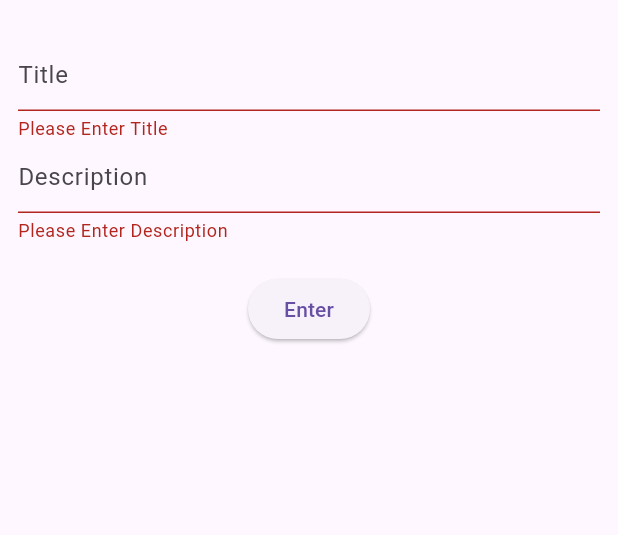
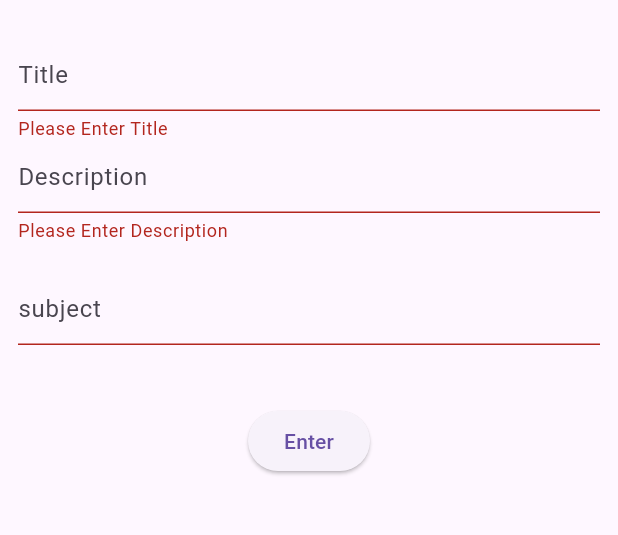
Before and after one commit to MIR-RIAZUL/to_do, a Flutter app: the AddNewToDoScreen screen opened directly, after a tap on "Enter", on a phone screen of 412 x 824 dp, the part 63-598 px from its top. Run offline on Flutter 3.47's test engine with Material 3 defaults, Android fonts, the phone set to English and light mode, and no system bars.

Commit message:
app bar color and new another subject textfield

```diff
--- a/lib/HomeScreen.dart
+++ b/lib/HomeScreen.dart
@@ -17,8 +17,12 @@ class _Home_ScreenState extends State<Home_Screen> {
   Widget build(BuildContext context) {
     return  Scaffold(
       appBar: AppBar(
-        title: Text("To Do"),
+        backgroundColor: Colors.teal,
+        centerTitle: true,
+        title: Text("Daily routine"),
       ),
+
+
       body: ListView.builder(
           itemCount:todoList.length,
           itemBuilder: (context, index) {
--- a/lib/add_new_to_do_screen.dart
+++ b/lib/add_new_to_do_screen.dart
@@ -1,4 +1,3 @@
-
 import 'package:flutter/material.dart';
 
 import 'to do.dart';
@@ -11,22 +10,18 @@ class AddNewToDoScreen extends StatefulWidget {
 }
 
 class _AddNewToDoScreenState extends State<AddNewToDoScreen> {
+  //this is for control title and description
+  final TextEditingController titleController = TextEditingController();
+  final TextEditingController descriptionController = TextEditingController();
+  final TextEditingController subjectController = TextEditingController();
 
-  //this is for control title and description
-  final TextEditingController titleController=TextEditingController();
-  final TextEditingController descriptionController=TextEditingController();
-
-  final GlobalKey<FormState>formkey=GlobalKey<FormState>();
-
-
+  final GlobalKey<FormState> formkey = GlobalKey<FormState>();
 
   @override
   Widget build(BuildContext context) {
-    return  Scaffold(
-      appBar: AppBar(
-        title: Text("Add New To Do"),
-      ),
-      body:Padding(
+    return Scaffold(
+      appBar: AppBar(title: Text("Add New To Do")),
+      body: Padding(
         padding: const EdgeInsets.all(12.0),
         child: Form(
           key: formkey,
@@ -34,11 +29,9 @@ class _AddNewToDoScreenState extends State<AddNewToDoScreen> {
             children: [
               TextFormField(
                 controller: titleController,
-                decoration: InputDecoration(
-                  hintText: "Title",
-                ),
-                validator: (value){
-                  if(value!.isEmpty){
+                decoration: InputDecoration(hintText: "Title"),
+                validator: (value) {
+                  if (value!.isEmpty) {
                     return "Please Enter Title";
                   }
                   return null;
@@ -46,30 +39,47 @@ class _AddNewToDoScreenState extends State<AddNewToDoScreen> {
               ),
               TextFormField(
                 controller: descriptionController,
-                decoration: InputDecoration(
-                  hintText: "Description",
-                ),
-                validator: (value){
-                  if(value!.isEmpty){
+                decoration: InputDecoration(hintText: "Description"),
+                validator: (value) {
+                  if (value!.isEmpty) {
                     return "Please Enter Description";
                   }
                   return null;
                 },
               ),
-              SizedBox(height: 20,),
-              ElevatedButton(onPressed: (){
-                if(!formkey.currentState!.validate()){
-                  return;
-                }
-                Todo todo=Todo("pending", title: titleController.text, description: descriptionController.text.trim(), date: DateTime.now());
-                Navigator.pop(context, todo);
-              }, child: Text("Enter"))
+              SizedBox(height: 20),
 
-            ]
+              TextFormField(
+                controller: subjectController,
+                decoration: InputDecoration(hintText: "subject"),
+                validator: (value) {
+                  if (value!.isEmpty) {
+                    return "";
+                  }
+                  return null;
+                },
+              ),
+              SizedBox(height: 20),
+              ElevatedButton(
+                onPressed: () {
+                  if (!formkey.currentState!.validate()) {
+                    return;
+                  }
+                  Todo todo = Todo(
+                    "pending",
+                    subjectController.text,
+                    title: titleController.text,
+                    description: descriptionController.text.trim(),
+                    date: DateTime.now(),
+                  );
+                  Navigator.pop(context, todo);
+                },
+                child: Text("Enter"),
+              ),
+            ],
           ),
         ),
-      )
-
+      ),
     );
   }
 }
--- a/lib/to do.dart
+++ b/lib/to do.dart
@@ -1,9 +1,14 @@
-class Todo{
-
+class Todo {
   final String title;
   final String description;
   final DateTime date;
   final status;
+  final String subject;
 
-  Todo(this.status, { required this.title, required this.description, required this.date});
+  Todo(
+    this.status, this.subject, {
+    required this.title,
+    required this.description,
+    required this.date,
+  });
 }
```
Also changed, not shown: lib/main.dart (+7 -14 lines), 1 other file.
